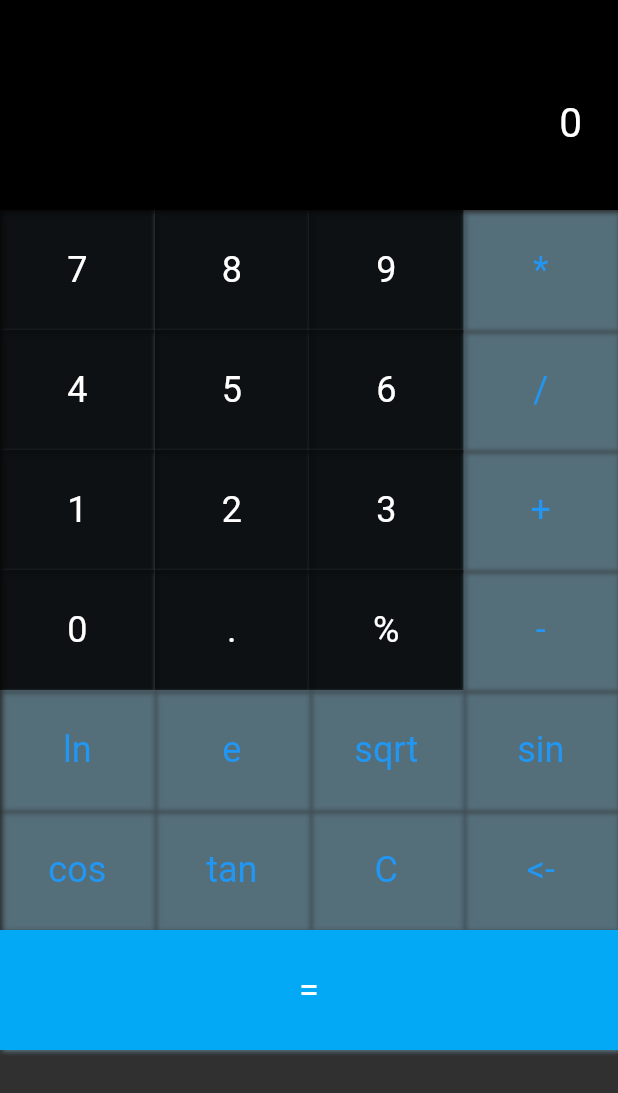
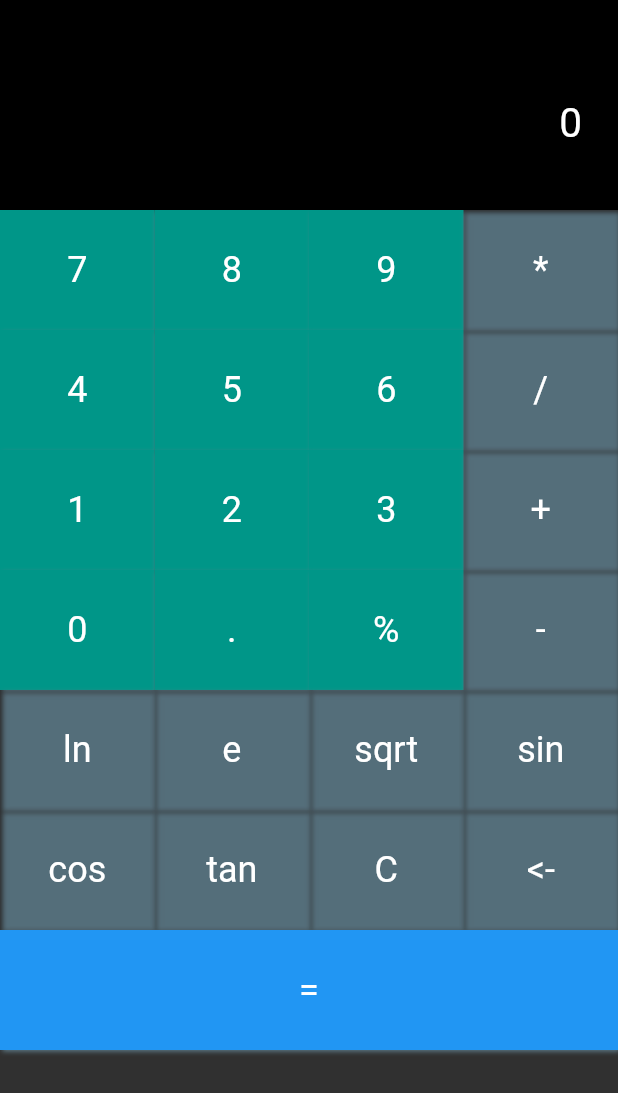
Before and after one commit to Ola-jed/calculator, a Flutter app: the screen it shows after launch, on a phone screen of 412 x 824 dp. Shown: the top 1093 px of the screen. Run offline on Flutter 3.47's test engine with Material 2 defaults, Android fonts, the phone set to English and light mode, and no system bars; our stand-ins replace math_expressions.

Commit message:
Colors changed

```diff
--- a/lib/components/Calculator.dart
+++ b/lib/components/Calculator.dart
@@ -11,8 +11,7 @@ class Calculator extends StatefulWidget {
 
 class _CalculatorState extends State<Calculator> {
   final _operationColor = Colors.black12;
-  final _operationFontColor = Colors.blue;
-  final _equalsColor = Colors.lightBlue;
+  final _equalsColor = Colors.blue;
   StringBuffer _calculationBuffer = StringBuffer();
   String get calculationBufferContent => _calculationBuffer.isEmpty ? '0' : _calculationBuffer.toString();
 
@@ -67,7 +66,7 @@ class _CalculatorState extends State<Calculator> {
             Expanded(child: CalculatorBtn(label: '7', onTap: () => onButton('7'))),
             Expanded(child: CalculatorBtn(label: '8', onTap: () => onButton('8'))),
             Expanded(child: CalculatorBtn(label: '9', onTap: () => onButton('9'))),
-            Expanded(child: CalculatorBtn(label: '*', onTap: () => onButton('*'),backgroundColor: _operationColor,labelColor: _operationFontColor)),
+            Expanded(child: CalculatorBtn(label: '*', onTap: () => onButton('*'),backgroundColor: _operationColor)),
           ]
         ),
         Row(
@@ -75,7 +74,7 @@ class _CalculatorState extends State<Calculator> {
             Expanded(child: CalculatorBtn(label: '4', onTap: () => onButton('4'))),
             Expanded(child: CalculatorBtn(label: '5', onTap: () => onButton('5'))),
             Expanded(child: CalculatorBtn(label: '6', onTap: () => onButton('6'))),
-            Expanded(child: CalculatorBtn(label: '/', onTap: () => onButton('/'),backgroundColor: _operationColor,labelColor: _operationFontColor))
+            Expanded(child: CalculatorBtn(label: '/', onTap: () => onButton('/'),backgroundColor: _operationColor))
           ]
         ),
         Row(
@@ -83,7 +82,7 @@ class _CalculatorState extends State<Calculator> {
             Expanded(child: CalculatorBtn(label: '1', onTap: () => onButton('1'))),
             Expanded(child: CalculatorBtn(label: '2', onTap: () => onButton('2'))),
             Expanded(child: CalculatorBtn(label: '3', onTap: () => onButton('3'))),
-            Expanded(child: CalculatorBtn(label: '+', onTap: () => onButton('+'),backgroundColor: _operationColor,labelColor: _operationFontColor))
+            Expanded(child: CalculatorBtn(label: '+', onTap: () => onButton('+'),backgroundColor: _operationColor))
           ]
         ),
         Row(
@@ -91,23 +90,23 @@ class _CalculatorState extends State<Calculator> {
             Expanded(child: CalculatorBtn(label: '0', onTap: () => onButton('0'))),
             Expanded(child: CalculatorBtn(label: '.', onTap: () => onButton('.'))),
             Expanded(child: CalculatorBtn(label: '%', onTap: () => onButton('%'))),
-            Expanded(child: CalculatorBtn(label: '-', onTap: () => onButton('-'),backgroundColor: _operationColor,labelColor: _operationFontColor))
+            Expanded(child: CalculatorBtn(label: '-', onTap: () => onButton('-'),backgroundColor: _operationColor))
           ]
         ),
         Row(
           children: <Widget>[
-            Expanded(child: CalculatorBtn(label: 'ln', onTap: () => onButton('ln'),backgroundColor: _operationColor,labelColor: _operationFontColor)),
-            Expanded(child: CalculatorBtn(label: 'e', onTap: () => onButton('e'),backgroundColor: _operationColor,labelColor: _operationFontColor)),
-            Expanded(child: CalculatorBtn(label: 'sqrt', onTap: () => onButton('sqrt'),backgroundColor: _operationColor,labelColor: _operationFontColor)),
-            Expanded(child: CalculatorBtn(label: 'sin', onTap: () => onButton('sin'),backgroundColor: _operationColor,labelColor: _operationFontColor)),
+            Expanded(child: CalculatorBtn(label: 'ln', onTap: () => onButton('ln'),backgroundColor: _operationColor)),
+            Expanded(child: CalculatorBtn(label: 'e', onTap: () => onButton('e'),backgroundColor: _operationColor)),
+            Expanded(child: CalculatorBtn(label: 'sqrt', onTap: () => onButton('sqrt'),backgroundColor: _operationColor)),
+            Expanded(child: CalculatorBtn(label: 'sin', onTap: () => onButton('sin'),backgroundColor: _operationColor)),
           ]
         ),
         Row(
           children: <Widget>[
-            Expanded(child: CalculatorBtn(label: 'cos', onTap: () => onButton('cos'),backgroundColor: _operationColor,labelColor: _operationFontColor)),
-            Expanded(child: CalculatorBtn(label: 'tan', onTap: () => onButton('tan'),backgroundColor: _operationColor,labelColor: _operationFontColor)),
-            Expanded(child: CalculatorBtn(label: 'C', onTap: () => onClear(),backgroundColor: _operationColor,labelColor: _operationFontColor)),
-            Expanded(child: CalculatorBtn(label: '<-', onTap: () => onErase(),backgroundColor: _operationColor,labelColor: _operationFontColor))
+            Expanded(child: CalculatorBtn(label: 'cos', onTap: () => onButton('cos'),backgroundColor: _operationColor)),
+            Expanded(child: CalculatorBtn(label: 'tan', onTap: () => onButton('tan'),backgroundColor: _operationColor)),
+            Expanded(child: CalculatorBtn(label: 'C', onTap: () => onClear(),backgroundColor: _operationColor)),
+            Expanded(child: CalculatorBtn(label: '<-', onTap: () => onErase(),backgroundColor: _operationColor))
           ]
         ),
         Row(
--- a/lib/components/CalculatorBtn.dart
+++ b/lib/components/CalculatorBtn.dart
@@ -10,7 +10,7 @@ class CalculatorBtn extends StatelessWidget {
   CalculatorBtn({
     required this.label,
     required this.onTap,
-    this.backgroundColor = Colors.black87,
+    this.backgroundColor = Colors.teal,
     this.labelColor = Colors.white,
     this.size = 80.0
   });
```
